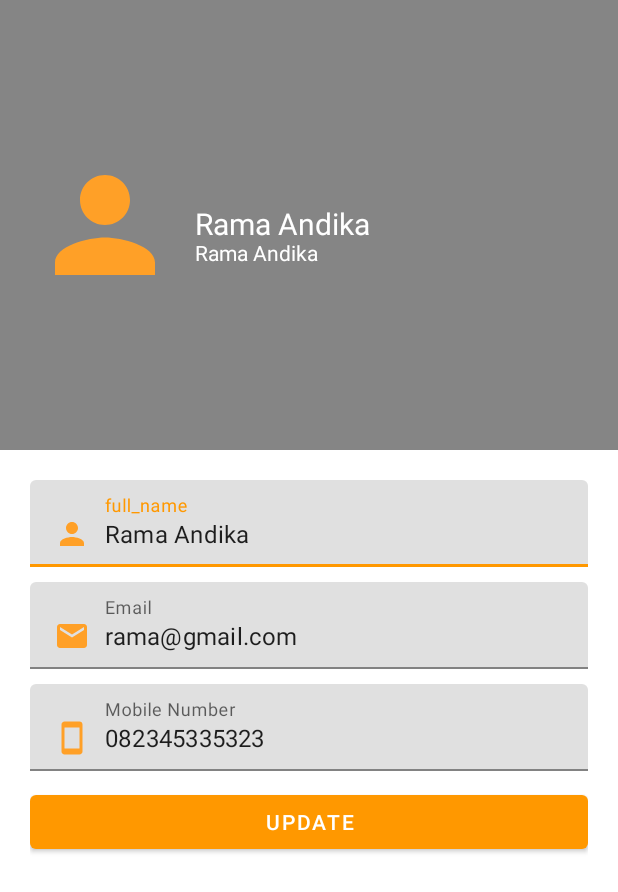
After one commit to Rama-Andika/PBP_UAS_A_KelJ, an Android app: the ProfileActivity screen opened directly, with no data from a screen before it, on a phone screen of 412 x 824 dp. The commit adds this screen. Shown: the top 892 px of the screen. Run offline under Robolectric (Android 15) with nearby library versions, the light colour scheme and no system bars.

Commit message:
master file

```diff
--- a/app/build.gradle
+++ b/app/build.gradle
@@ -35,7 +35,6 @@ dependencies {
     testImplementation 'junit:junit:4.12'
     androidTestImplementation 'androidx.test.ext:junit:1.1.1'
     androidTestImplementation 'androidx.test.espresso:espresso-core:3.2.0'
-    implementation 'androidx.cardview:cardview:1.0.0'
     implementation "androidx.cardview:cardview:1.0.0"
 
 
--- a/app/src/main/AndroidManifest.xml
+++ b/app/src/main/AndroidManifest.xml
@@ -9,6 +9,7 @@
         android:roundIcon="@mipmap/ic_launcher_round"
         android:supportsRtl="true"
         android:theme="@style/AppTheme">
+        <activity android:name=".ProfileActivity"></activity>
         <activity android:name=".MainActivity">
             <intent-filter>
                 <action android:name="android.intent.action.MAIN" />
@@ -18,7 +19,8 @@
         </activity>
         <activity android:name=".LoginActivity" />
         <activity android:name=".SignupActivity" />
-        <activity android:name=".HomeActivity"></activity>
+        <activity android:name=".HomeActivity" />
+
         <meta-data
             android:name="preloaded_fonts"
             android:resource="@array/preloaded_fonts" />
--- a/app/src/main/java/com/example/tubes/HomeActivity.java
+++ b/app/src/main/java/com/example/tubes/HomeActivity.java
@@ -2,15 +2,38 @@ package com.example.tubes;
 
 import androidx.appcompat.app.AppCompatActivity;
 
+import android.content.Intent;
 import android.os.Bundle;
+import android.view.View;
 import android.view.WindowManager;
 
+import com.google.android.material.button.MaterialButton;
+import com.google.firebase.auth.FirebaseAuth;
+
 public class HomeActivity extends AppCompatActivity {
+
+    FirebaseAuth mFirebaseAuth;
+    private FirebaseAuth.AuthStateListener mAuthStateListener;
+    MaterialButton btn_signout;
 
     @Override
     protected void onCreate(Bundle savedInstanceState) {
         super.onCreate(savedInstanceState);
         getWindow().setFlags(WindowManager.LayoutParams.FLAG_FULLSCREEN,WindowManager.LayoutParams.FLAG_FULLSCREEN );
         setContentView(R.layout.activity_home);
+        mFirebaseAuth = FirebaseAuth.getInstance();
+    }
+
+    public void signOut(View view) {
+        mFirebaseAuth.signOut();
+        finish();
+        Intent i = new Intent(HomeActivity.this, LoginActivity.class);
+        startActivity(i);
+        overridePendingTransition(R.anim.push_left_in, R.anim.push_left_out);
+    }
+
+    public void profileMenu(View view) {
+        Intent i = new Intent(HomeActivity.this, ProfileActivity.class);
+        startActivity(i);
     }
 }
--- /dev/null
+++ b/app/src/main/java/com/example/tubes/ProfileActivity.java
@@ -0,0 +1,16 @@
+package com.example.tubes;
+
+import androidx.appcompat.app.AppCompatActivity;
+
+import android.os.Bundle;
+import android.view.WindowManager;
+
+public class ProfileActivity extends AppCompatActivity {
+
+    @Override
+    protected void onCreate(Bundle savedInstanceState) {
+        super.onCreate(savedInstanceState);
+        getWindow().setFlags(WindowManager.LayoutParams.FLAG_FULLSCREEN,WindowManager.LayoutParams.FLAG_FULLSCREEN );
+        setContentView(R.layout.activity_profile);
+    }
+}
--- a/app/src/main/res/drawable/ic_baseline_email_24.xml
+++ b/app/src/main/res/drawable/ic_baseline_email_24.xml
@@ -1,4 +1,4 @@
-<vector android:height="24dp" android:tint="#34ECFF"
+<vector android:height="24dp" android:tint="@color/orange"
     android:viewportHeight="24" android:viewportWidth="24"
     android:width="24dp" xmlns:android="http://schemas.android.com/apk/res/android">
     <path android:fillColor="@android:color/white" android:pathData="M20,4L4,4c-1.1,0 -1.99,0.9 -1.99,2L2,18c0,1.1 0.9,2 2,2h16c1.1,0 2,-0.9 2,-2L22,6c0,-1.1 -0.9,-2 -2,-2zM20,8l-8,5 -8,-5L4,6l8,5 8,-5v2z"/>
--- a/app/src/main/res/drawable/ic_baseline_person_24.xml
+++ b/app/src/main/res/drawable/ic_baseline_person_24.xml
@@ -1,4 +1,4 @@
-<vector android:height="24dp" android:tint="#34ECFF"
+<vector android:height="24dp" android:tint="@color/orange"
     android:viewportHeight="24" android:viewportWidth="24"
     android:width="24dp" xmlns:android="http://schemas.android.com/apk/res/android">
     <path android:fillColor="@android:color/white" android:pathData="M12,12c2.21,0 4,-1.79 4,-4s-1.79,-4 -4,-4 -4,1.79 -4,4 1.79,4 4,4zM12,14c-2.67,0 -8,1.34 -8,4v2h16v-2c0,-2.66 -5.33,-4 -8,-4z"/>
--- a/app/src/main/res/drawable/ic_baseline_smartphone_24.xml
+++ b/app/src/main/res/drawable/ic_baseline_smartphone_24.xml
@@ -1,4 +1,4 @@
-<vector android:height="24dp" android:tint="#34ECFF"
+<vector android:height="24dp" android:tint="@color/orange"
     android:viewportHeight="24" android:viewportWidth="24"
     android:width="24dp" xmlns:android="http://schemas.android.com/apk/res/android">
     <path android:fillColor="@android:color/white" android:pathData="M17,1.01L7,1c-1.1,0 -2,0.9 -2,2v18c0,1.1 0.9,2 2,2h10c1.1,0 2,-0.9 2,-2V3c0,-1.1 -0.9,-1.99 -2,-1.99zM17,19H7V5h10v14z"/>
--- a/app/src/main/res/layout/activity_home.xml
+++ b/app/src/main/res/layout/activity_home.xml
@@ -93,6 +93,7 @@
                     android:layout_width="100dp"
                     android:layout_height="100dp"
                     android:layout_centerInParent="true"
+                    android:onClick="profileMenu"
                     android:src="@drawable/profile" />
 
                 <TextView
@@ -116,7 +117,6 @@
             android:layout_margin="10dp"
             android:layout_weight="1"
             android:gravity="center"
-
             android:orientation="vertical"
             android:padding="16dp"
             app:cardCornerRadius="10dp"
@@ -249,13 +249,14 @@
     </LinearLayout>
 
     <com.google.android.material.button.MaterialButton
-        android:id="@+id/out"
+        android:id="@+id/btn_signout"
         android:layout_width="match_parent"
         android:layout_height="48dp"
         android:layout_marginLeft="64dp"
         android:layout_marginRight="64dp"
         android:layout_marginBottom="16dp"
         android:text="Sign Out"
+        android:onClick="signOut"
         android:textSize="16sp"
         android:theme="@style/Theme.MaterialComponents.Light"
         app:backgroundTint="#000000"
--- a/app/src/main/res/layout/activity_main.xml
+++ b/app/src/main/res/layout/activity_main.xml
@@ -24,7 +24,7 @@
         android:layout_width="wrap_content"
         android:layout_height="wrap_content"
         android:fontFamily="cursive"
-        android:text="HOTEL"
+        android:text="QUEEN HOTEL"
         android:textAlignment="center"
         android:textColor="#FFFFFF"
         android:textSize="36sp"
--- /dev/null
+++ b/app/src/main/res/layout/activity_profile.xml
@@ -0,0 +1,127 @@
+<?xml version="1.0" encoding="utf-8"?>
+<ScrollView xmlns:android="http://schemas.android.com/apk/res/android"
+    xmlns:app="http://schemas.android.com/apk/res-auto"
+    xmlns:tools="http://schemas.android.com/tools"
+    android:layout_width="match_parent"
+    android:layout_height="match_parent"
+    android:orientation="vertical"
+    tools:context=".ProfileActivity">
+
+    <LinearLayout
+        android:layout_width="match_parent"
+        android:layout_height="match_parent"
+        android:orientation="vertical">
+
+
+        <RelativeLayout
+            android:layout_width="match_parent"
+            android:layout_height="300dp"
+            android:background="#858585"
+            android:padding="20dp">
+
+            <ImageView
+                android:id="@+id/profile_image"
+                android:layout_width="100dp"
+                android:layout_height="100dp"
+                android:layout_centerVertical="true"
+                android:src="@drawable/ic_baseline_person_24" />
+
+            <TextView
+                android:id="@+id/full_name"
+                android:layout_width="wrap_content"
+                android:layout_height="wrap_content"
+                android:layout_centerVertical="true"
+                android:layout_marginLeft="10dp"
+                android:layout_toRightOf="@+id/profile_image"
+                android:includeFontPadding="false"
+                android:text="Rama Andika"
+                android:textColor="#FFFFFF"
+                android:textSize="20sp" />
+
+            <TextView
+                android:id="@+id/fullname_small"
+                android:layout_width="wrap_content"
+                android:layout_height="wrap_content"
+                android:layout_below="@+id/full_name"
+                android:layout_marginLeft="10dp"
+                android:layout_toRightOf="@+id/profile_image"
+                android:includeFontPadding="false"
+                android:text="Rama Andika"
+                android:textColor="#FFFFFF"
+                android:textSize="14sp" />
+
+        </RelativeLayout>
+
+        <LinearLayout
+            android:layout_width="match_parent"
+            android:layout_height="wrap_content"
+            android:orientation="vertical"
+            android:padding="20dp">
+
+            <com.google.android.material.textfield.TextInputLayout
+                android:layout_width="match_parent"
+                android:layout_height="wrap_content"
+                android:layout_marginBottom="10dp"
+                android:hint="full_name"
+                app:boxStrokeColor="#FF9800"
+                app:endIconTint="#FF9800"
+                app:hintTextColor="#FF9800"
+                app:startIconTint="#FF9800">
+
+                <com.google.android.material.textfield.TextInputEditText
+                    android:id="@+id/fullname_profile"
+                    android:layout_width="match_parent"
+                    android:layout_height="wrap_content"
+                    android:drawableLeft="@drawable/ic_baseline_person_24"
+                    android:drawablePadding="10dp"
+                    android:text="Rama Andika" />
+            </com.google.android.material.textfield.TextInputLayout>
+
+            <com.google.android.material.textfield.TextInputLayout
+                android:layout_width="match_parent"
+                android:layout_height="wrap_content"
+                android:layout_marginBottom="10dp"
+                android:hint="Email"
+                app:boxStrokeColor="#FF9800"
+                app:endIconTint="#FF9800"
+                app:hintTextColor="#FF9800"
+                app:startIconTint="#FF9800">
+
+                <com.google.android.material.textfield.TextInputEditText
+                    android:id="@+id/email_profile"
+                    android:layout_width="match_parent"
+                    android:layout_height="wrap_content"
+                    android:drawableLeft="@drawable/ic_baseline_email_24"
+                    android:drawablePadding="10dp"
+                    android:text="rama@gmail.com" />
+            </com.google.android.material.textfield.TextInputLayout>
+
+            <com.google.android.material.textfield.TextInputLayout
+                android:layout_width="match_parent"
+                android:layout_height="wrap_content"
+                android:layout_marginBottom="10dp"
+                android:hint="Mobile Number"
+                app:boxStrokeColor="#FF9800"
+                app:endIconTint="#FF0000"
+                app:hintTextColor="#FF9800"
+                app:startIconTint="#FF9800">
+
+                <com.google.android.material.textfield.TextInputEditText
+                    android:id="@+id/number_profile"
+                    android:layout_width="match_parent"
+                    android:layout_height="wrap_content"
+                    android:drawableLeft="@drawable/ic_baseline_smartphone_24"
+                    android:drawablePadding="10dp"
+                    android:text="082345335323" />
+            </com.google.android.material.textfield.TextInputLayout>
+
+            <com.google.android.material.button.MaterialButton
+                android:id="@+id/btn_update"
+                android:layout_width="match_parent"
+                android:layout_height="wrap_content"
+                android:text="Update"
+                app:backgroundTint="#FF9800" />
+
+        </LinearLayout>
+    </LinearLayout>
+</ScrollView>
```
